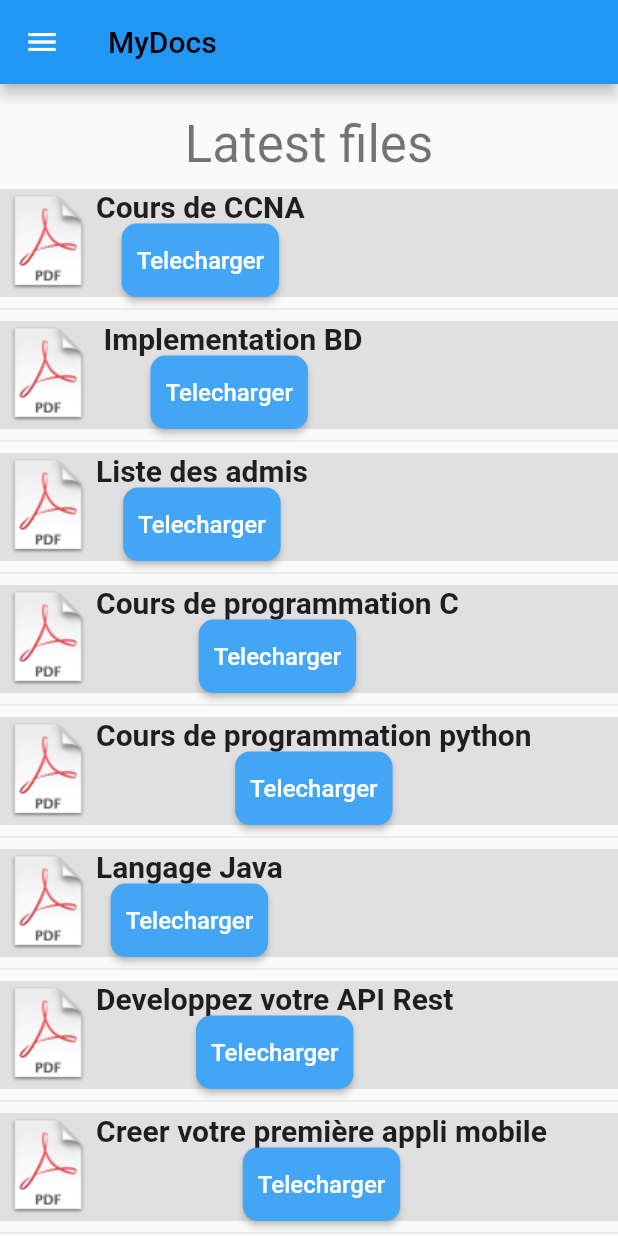
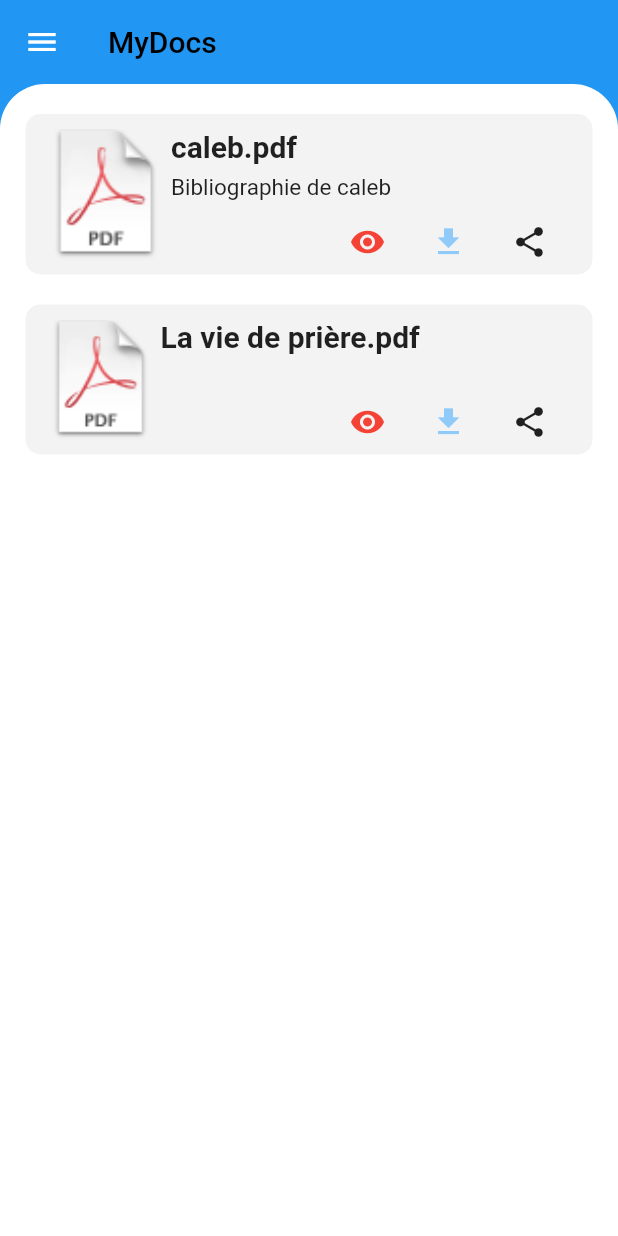
Before and after one commit to Adocal5353/MyDocs, a Flutter app: the screen it shows after launch, on a phone screen of 412 x 824 dp. Run offline on Flutter 3.47's test engine with Material 2 defaults, Android fonts, the phone set to English and light mode, and no system bars.

Commit message:
modif doc view

```diff
--- a/lib/app/UI/views/homeView/home_view.dart
+++ b/lib/app/UI/views/homeView/home_view.dart
@@ -1,6 +1,7 @@
 import 'package:flutter/material.dart';
 import 'package:my_docs/models/Doc.dart';
 import 'package:my_docs/widgets/button.dart';
+import 'package:my_docs/widgets/docView.dart';
 
 class HomeView extends StatefulWidget {
   const HomeView({Key? key}) : super(key: key);
@@ -10,74 +11,25 @@ class HomeView extends StatefulWidget {
 }
 
 class _HomeViewState extends State<HomeView> {
+  var containerRaduis = Radius.circular(30.0);
   @override
   Widget build(BuildContext context) {
-    var list = new List.empty(growable: true);
-    list.add('Cours de CCNA');
-    list.add(' Implementation BD');
-    list.add('Liste des admis');
-    list.add('Cours de programmation C');
-    list.add('Cours de programmation python');
-    list.add('Langage Java');
-    list.add('Developpez votre API Rest');
-    list.add('Creer votre première appli mobile');
-    list.add('Cours de maths');
-    list.add('Cours electronique numérique');
-    return SingleChildScrollView(
-      child: Column(
-        children: [
-          Padding(
-            padding: EdgeInsets.only(
-              top: 10,
-              bottom: 10,
-            ),
-          ),
-          Text(
-            "Latest files",
-            style: Theme.of(context).textTheme.headline4,
-          ),
-          Padding(
-            padding: EdgeInsets.only(
-              bottom: 10,
-            ),
-          ),
-          ListView.separated(
-            shrinkWrap: true,
-            itemBuilder: (BuildContext context, int index) {
-              return Container(
-                color: Colors.grey[300],
-                child: Row(
-                  children: [
-                    Image.asset(
-                      'assets/images/pdf.png',
-                    ),
-                    Column(
-                      children: [
-                        Text(
-                          list[index],
-                          textAlign: TextAlign.start,
-                          style: TextStyle(
-                            fontSize: 20,
-                            fontWeight: FontWeight.bold,
-                          ),
-                        ),
-                        Cbutton(
-                            title: "Telecharger",
-                            titlecolor: Colors.white,
-                            color: Colors.blue.shade400,
-                            onPressed: () => {}),
-                      ],
-                    ),
-                  ],
-                ),
-              );
-            },
-            separatorBuilder: (BuildContext context, int index) => Divider(),
-            itemCount: list.length,
-            physics: ClampingScrollPhysics(),
-          )
-        ],
+    return Container(
+      decoration: BoxDecoration(
+        color: Colors.white,
+        borderRadius: BorderRadius.only(
+          topRight: containerRaduis,
+          topLeft: containerRaduis,
+        ),
       ),
+      child: Padding(
+          padding: const EdgeInsets.only(left: 12.0, right: 12.0, top: 10.0),
+          child: ListView(
+            children: [
+              docView("caleb.pdf", "Bibliographie de caleb"),
+              docView("La vie de prière.pdf"),
+            ],
+          )),
     );
   }
 }
--- a/lib/main.dart
+++ b/lib/main.dart
@@ -58,15 +58,17 @@ class _MyHomePageState extends State<MyHomePage> {
     } else if (currentPage == DrawerSection.settings) {
       container = Settings();
     }
+
     return Scaffold(
+      backgroundColor: Colors.blue,
       appBar: AppBar(
-        backgroundColor: Colors.blue,
         title: Text(
           widget.title,
           style: TextStyle(
             color: Colors.black,
           ),
         ),
+        elevation: 0,
       ),
       body: container,
       drawer: Drawer(
--- /dev/null
+++ b/lib/widgets/Bbutton.dart
@@ -0,0 +1,34 @@
+import 'package:flutter/material.dart';
+
+class Bbutton extends StatelessWidget {
+  final String title;
+  final Color titlecolor, color;
+  final double radius, height;
+  final void Function() onPressed;
+  const Bbutton(
+      {Key? key,
+      required this.title,
+      required this.titlecolor,
+      required this.color,
+      this.radius = 10,
+      this.height = 15,
+      required this.onPressed})
+      : super(key: key);
+  @override
+  Widget build(BuildContext context) {
+    return TextButton(
+      onPressed: onPressed,
+      child: Text(
+        title,
+        style: TextStyle(
+          fontSize: 16.0,
+          color: titlecolor,
+          fontWeight: FontWeight.w500,
+        ),
+      ),
+      style: ButtonStyle(
+        backgroundColor: MaterialStateProperty.all<Color>(color),
+      ),
+    );
+  }
+}
--- /dev/null
+++ b/lib/widgets/docView.dart
@@ -0,0 +1,85 @@
+import 'package:flutter/material.dart';
+import 'package:my_docs/models/Doc.dart';
+import 'package:my_docs/widgets/button.dart';
+
+import 'Bbutton.dart';
+
+Widget docView(String title, [String description = '']) {
+  return Container(
+    decoration: BoxDecoration(
+      borderRadius: BorderRadius.all(Radius.circular(10)),
+      color: Color.fromRGBO(196, 196, 196, 0.2),
+    ),
+    padding: EdgeInsets.all(10),
+    height: description == '' ? 100 : 107,
+    margin: EdgeInsets.fromLTRB(5, 10, 5, 10),
+    child: Row(
+      mainAxisAlignment: MainAxisAlignment.start,
+      crossAxisAlignment: CrossAxisAlignment.stretch,
+      children: [
+        Image.asset(
+          'assets/images/pdf.png',
+          fit: BoxFit.contain,
+        ),
+        Expanded(
+          child: Column(
+            crossAxisAlignment: CrossAxisAlignment.stretch,
+            children: [
+              Text(
+                title,
+                textAlign: TextAlign.start,
+                textDirection: TextDirection.ltr,
+                style: TextStyle(
+                  fontSize: 20.0,
+                  fontWeight: FontWeight.w600,
+                ),
+                maxLines: 1,
+                textScaleFactor: 1,
+              ),
+              SizedBox(
+                height: description == '' ? 0 : 7.0,
+              ),
+              Text(
+                description,
+                textAlign: TextAlign.left,
+                maxLines: 1,
+                style: TextStyle(
+                  fontWeight: FontWeight.w400,
+                  fontSize: 15,
+                ),
+              ),
+              SizedBox(
+                height: 15.0,
+              ),
+              Row(
+                mainAxisAlignment: MainAxisAlignment.end,
+                children: [
+                  Icon(
+                    Icons.remove_red_eye,
+                    color: Colors.red,
+                  ),
+                  SizedBox(
+                    width: 30.0,
+                  ),
+                  Icon(
+                    Icons.download,
+                    color: Colors.blue.shade200,
+                  ),
+                  SizedBox(
+                    width: 30.0,
+                  ),
+                  Icon(
+                    Icons.share,
+                  ),
+                  SizedBox(
+                    width: 20.0,
+                  ),
+                ],
+              ),
+            ],
+          ),
+        )
+      ],
+    ),
+  );
+}
```
Also changed, not shown: pubspec.lock, 1 other file.
